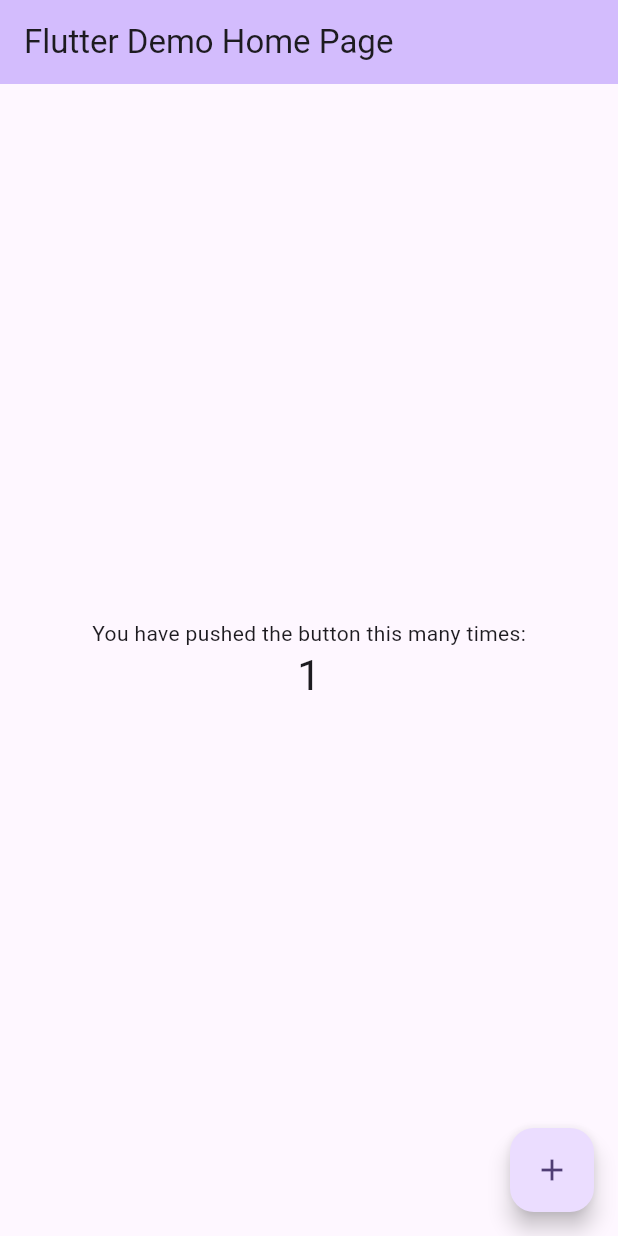
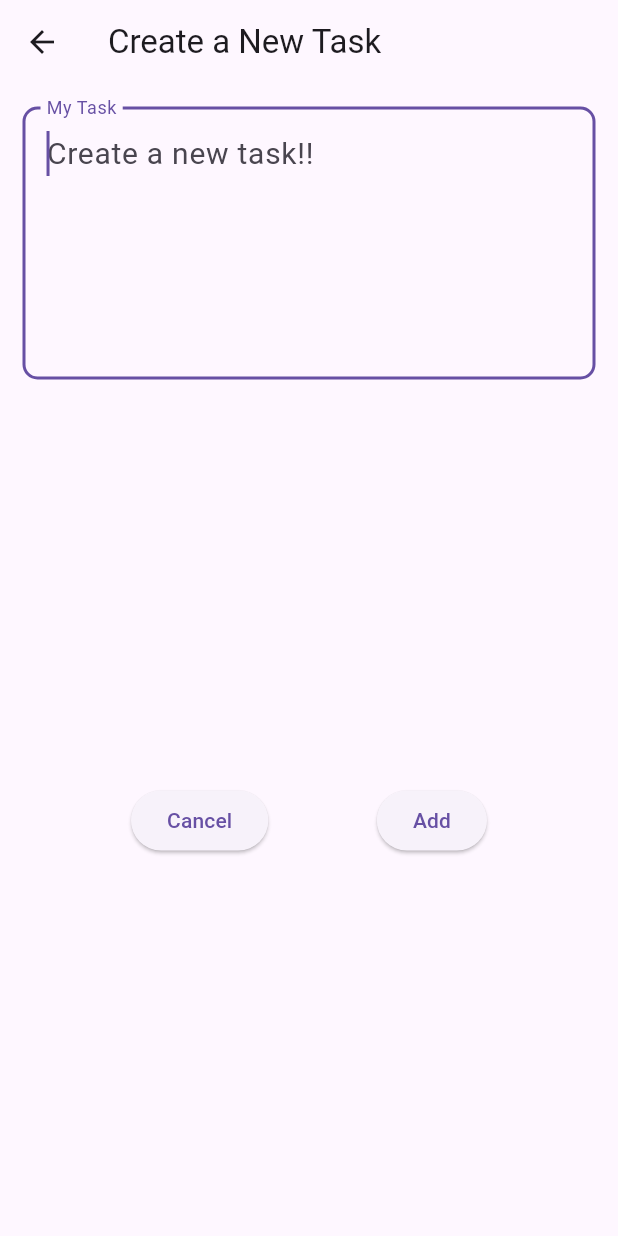
Before and after one commit to dev-aniketj/todo-flutter-app, a Flutter app: the screen it shows after launch, after a tap on the "add" icon, on a phone screen of 412 x 824 dp. Run offline on Flutter 3.47's test engine with Material 3 defaults, Android fonts, the phone set to English and light mode, and no system bars; our stand-ins replace get, get_storage.

Commit message:
complete without structure

```diff
--- a/lib/main.dart
+++ b/lib/main.dart
@@ -1,125 +1,21 @@
 import 'package:flutter/material.dart';
+import 'package:get/get.dart';
+import 'package:get_storage/get_storage.dart';
+import 'package:todo/screens/task_list.dart';
 
-void main() {
-  runApp(const MyApp());
+void main() async {
+  await GetStorage.init();
+
+  runApp(MyApp());
 }
 
 class MyApp extends StatelessWidget {
-  const MyApp({super.key});
-
-  // This widget is the root of your application.
   @override
   Widget build(BuildContext context) {
-    return MaterialApp(
-      title: 'Flutter Demo',
-      theme: ThemeData(
-        // This is the theme of your application.
-        //
-        // TRY THIS: Try running your application with "flutter run". You'll see
-        // the application has a purple toolbar. Then, without quitting the app,
-        // try changing the seedColor in the colorScheme below to Colors.green
-        // and then invoke "hot reload" (save your changes or press the "hot
-        // reload" button in a Flutter-supported IDE, or press "r" if you used
-        // the command line to start the app).
-        //
-        // Notice that the counter didn't reset back to zero; the application
-        // state is not lost during the reload. To reset the state, use hot
-        // restart instead.
-        //
-        // This works for code too, not just values: Most code changes can be
-        // tested with just a hot reload.
-        colorScheme: ColorScheme.fromSeed(seedColor: Colors.deepPurple),
-        useMaterial3: true,
-      ),
-      home: const MyHomePage(title: 'Flutter Demo Home Page'),
+    return GetMaterialApp(
+      title: 'Todo App',
+      debugShowCheckedModeBanner: false,
+      home: TaskList(),
     );
   }
 }
-
-class MyHomePage extends StatefulWidget {
-  const MyHomePage({super.key, required this.title});
-
-  // This widget is the home page of your application. It is stateful, meaning
-  // that it has a State object (defined below) that contains fields that affect
-  // how it looks.
-
-  // This class is the configuration for the state. It holds the values (in this
-  // case the title) provided by the parent (in this case the App widget) and
-  // used by the build method of the State. Fields in a Widget subclass are
-  // always marked "final".
-
-  final String title;
-
-  @override
-  State<MyHomePage> createState() => _MyHomePageState();
-}
-
-class _MyHomePageState extends State<MyHomePage> {
-  int _counter = 0;
-
-  void _incrementCounter() {
-    setState(() {
-      // This call to setState tells the Flutter framework that something has
-      // changed in this State, which causes it to rerun the build method below
-      // so that the display can reflect the updated values. If we changed
-      // _counter without calling setState(), then the build method would not be
-      // called again, and so nothing would appear to happen.
-      _counter++;
-    });
-  }
-
-  @override
-  Widget build(BuildContext context) {
-    // This method is rerun every time setState is called, for instance as done
-    // by the _incrementCounter method above.
-    //
-    // The Flutter framework has been optimized to make rerunning build methods
-    // fast, so that you can just rebuild anything that needs updating rather
-    // than having to individually change instances of widgets.
-    return Scaffold(
-      appBar: AppBar(
-        // TRY THIS: Try changing the color here to a specific color (to
-        // Colors.amber, perhaps?) and trigger a hot reload to see the AppBar
-        // change color while the other colors stay the same.
-        backgroundColor: Theme.of(context).colorScheme.inversePrimary,
-        // Here we take the value from the MyHomePage object that was created by
-        // the App.build method, and use it to set our appbar title.
-        title: Text(widget.title),
-      ),
-      body: Center(
-        // Center is a layout widget. It takes a single child and positions it
-        // in the middle of the parent.
-        child: Column(
-          // Column is also a layout widget. It takes a list of children and
-          // arranges them vertically. By default, it sizes itself to fit its
-          // children horizontally, and tries to be as tall as its parent.
-          //
-          // Column has various properties to control how it sizes itself and
-          // how it positions its children. Here we use mainAxisAlignment to
-          // center the children vertically; the main axis here is the vertical
-          // axis because Columns are vertical (the cross axis would be
-          // horizontal).
-          //
-          // TRY THIS: Invoke "debug painting" (choose the "Toggle Debug Paint"
-          // action in the IDE, or press "p" in the console), to see the
-          // wireframe for each widget.
-          mainAxisAlignment: MainAxisAlignment.center,
-          children: <Widget>[
-            const Text(
-              'You have pushed the button this many times:',
-            ),
-            Text(
-              '$_counter',
-              style: Theme.of(context).textTheme.headlineMedium,
-            ),
-          ],
-        ),
-      ),
-      floatingActionButton: FloatingActionButton(
-        onPressed: _incrementCounter,
-        tooltip: 'Increment',
-        child: const Icon(Icons.add),
-      ), // This trailing comma makes auto-formatting nicer for build methods.
-    );
-  }
-}
--- /dev/null
+++ b/lib/model.dart
@@ -0,0 +1,20 @@
+class Task {
+  String title;
+  bool status;
+
+  Task({
+    required this.title,
+    required this.status,
+  });
+
+  factory Task.fromJson(Map<String, dynamic> json) => Task(
+        title: json['title'],
+        status: json['status'] ??
+            false, // Provide a default value if status is null
+      );
+
+  Map<String, dynamic> toJson() => {
+        'title': title,
+        'status': status,
+      };
+}
--- /dev/null
+++ b/lib/screens/controller.dart
@@ -0,0 +1,37 @@
+import 'package:get/get.dart';
+import 'package:get_storage/get_storage.dart';
+
+import '../model.dart';
+
+class TaskController extends GetxController {
+  var tasks = <Task>[].obs;
+
+  @override
+  void onInit() {
+    List<dynamic>? storedNotes = GetStorage().read<List>('tasks');
+    if (storedNotes != null) {
+      tasks.assignAll(storedNotes.map((e) => Task.fromJson(e)).toList());
+    }
+
+    ever(tasks, (_) {
+      GetStorage().write('tasks', tasks.toList());
+    });
+
+    super.onInit();
+  }
+
+  void add(Task task) {
+    tasks.add(task);
+    update();
+  }
+
+  void remove(int index) {
+    tasks.removeAt(index);
+    update();
+  }
+
+  void updateTaskStatus(int index) {
+    tasks[index].status = true; // Mark the task as completed
+    update(); // Trigger a rebuild of the widget
+  }
+}
--- /dev/null
+++ b/lib/screens/new_task.dart
@@ -0,0 +1,77 @@
+import 'package:flutter/material.dart';
+import 'package:get/get.dart';
+
+import '../model.dart';
+import 'controller.dart';
+
+class NewTask extends StatelessWidget {
+  final int? index;
+
+  NewTask({this.index});
+
+  @override
+  Widget build(BuildContext context) {
+    final TaskController taskController = Get.find();
+    String text = index == null ? "" : taskController.tasks[index!].title;
+    TextEditingController textEditingController =
+        TextEditingController(text: text);
+
+    return SafeArea(
+      child: Scaffold(
+        appBar: AppBar(title: Text('Create a New Task')),
+        body: Padding(
+          padding: const EdgeInsets.all(15),
+          child: Container(
+            height: 500,
+            child: Column(
+              mainAxisAlignment: MainAxisAlignment.center,
+              crossAxisAlignment: CrossAxisAlignment.center,
+              children: <Widget>[
+                Expanded(
+                  child: TextField(
+                    controller: textEditingController,
+                    autofocus: true,
+                    textCapitalization: TextCapitalization.sentences,
+                    decoration: InputDecoration(
+                      hintText: 'Create a new task!!',
+                      labelText: 'My Task',
+                      border: OutlineInputBorder(
+                        borderSide: BorderSide(color: Colors.black87),
+                        borderRadius: BorderRadius.circular(10),
+                      ),
+                    ),
+                    style: TextStyle(fontSize: 20),
+                    keyboardType: TextInputType.text,
+                    maxLines: 5,
+                  ),
+                ),
+                Row(
+                  mainAxisAlignment: MainAxisAlignment.spaceEvenly,
+                  children: <Widget>[
+                    ElevatedButton(
+                      onPressed: () {
+                        Get.back();
+                      },
+                      child: Text('Cancel'),
+                    ),
+                    ElevatedButton(
+                      onPressed: () {
+                        taskController.add(Task(
+                          title: textEditingController.text,
+                          status: false,
+                        ));
+
+                        Get.back();
+                      },
+                      child: const Text('Add'),
+                    ),
+                  ],
+                ),
+              ],
+            ),
+          ),
+        ),
+      ),
+    );
+  }
+}
--- /dev/null
+++ b/lib/screens/task_list.dart
@@ -0,0 +1,90 @@
+import 'package:flutter/material.dart';
+import 'package:get/get.dart';
+import 'package:todo/screens/new_task.dart';
+
+import 'controller.dart';
+
+class TaskList extends StatelessWidget {
+  @override
+  Widget build(BuildContext context) {
+    final TaskController taskController = Get.put(TaskController());
+
+    return SafeArea(
+      child: Scaffold(
+        backgroundColor: Colors.white,
+        appBar: AppBar(
+          centerTitle: true,
+          title: Text('Todo App'),
+        ),
+        floatingActionButton: FloatingActionButton(
+          child: Icon(Icons.add),
+          onPressed: () {
+            Get.to(NewTask());
+          },
+        ),
+        body: GetBuilder<TaskController>(
+          builder: (controller) {
+            return controller.tasks.isEmpty
+                ? Center(
+                    child: Text("No Task, Create a New Task"),
+                  )
+                : ListView.builder(
+                    itemCount: controller.tasks.length,
+                    itemBuilder: (context, index) {
+                      final task = controller.tasks[index];
+                      return GestureDetector(
+                        onTap: () {
+                          controller.updateTaskStatus(index);
+                        },
+                        child: Card(
+                          color: taskController.tasks[index].status == false
+                              ? Colors.red.shade200
+                              : Colors.green.shade200,
+                          child: Container(
+                            child: Row(
+                              mainAxisSize: MainAxisSize.max,
+                              mainAxisAlignment: MainAxisAlignment.spaceBetween,
+                              children: [
+                                Row(
+                                  children: [
+                                    Container(
+                                      margin:
+                                          EdgeInsets.symmetric(horizontal: 8),
+                                      child: Text("${index + 1}."),
+                                    ),
+                                    Column(
+                                      children: [
+                                        Text(task.title),
+                                        Text(task.status ? "Completed" : "Not"),
+                                      ],
+                                    ),
+                                  ],
+                                ),
+                                IconButton(
+                                  icon: Icon(Icons.delete),
+                                  onPressed: () {
+                                    Get.defaultDialog(
+                                      title: 'Delete Task',
+                                      middleText: task.title,
+                                      onCancel: () => Get.back(),
+                                      confirmTextColor: Colors.white,
+                                      onConfirm: () {
+                                        taskController.remove(index);
+                                        Get.back();
+                                      },
+                                    );
+                                  },
+                                ),
+                              ],
+                            ),
+                          ),
+                        ),
+                      );
+                    },
+                  );
+          },
+        ),
+      ),
+    );
+  }
+}
--- a/pubspec.yaml
+++ b/pubspec.yaml
@@ -35,6 +35,8 @@ dependencies:
   # The following adds the Cupertino Icons font to your application.
   # Use with the CupertinoIcons class for iOS style icons.
   cupertino_icons: ^1.0.6
+  get_storage: ^2.1.1
+  get: ^4.6.6
 
 dev_dependencies:
   flutter_test:
```
Also changed, not shown: pubspec.lock, 1 other file.
